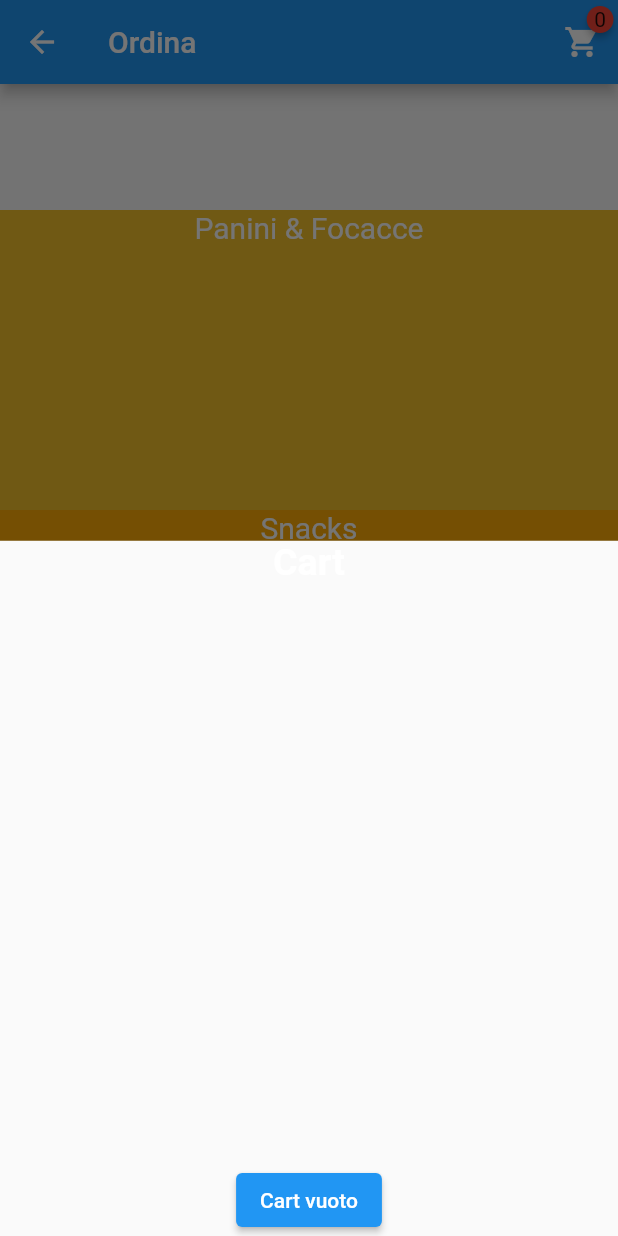
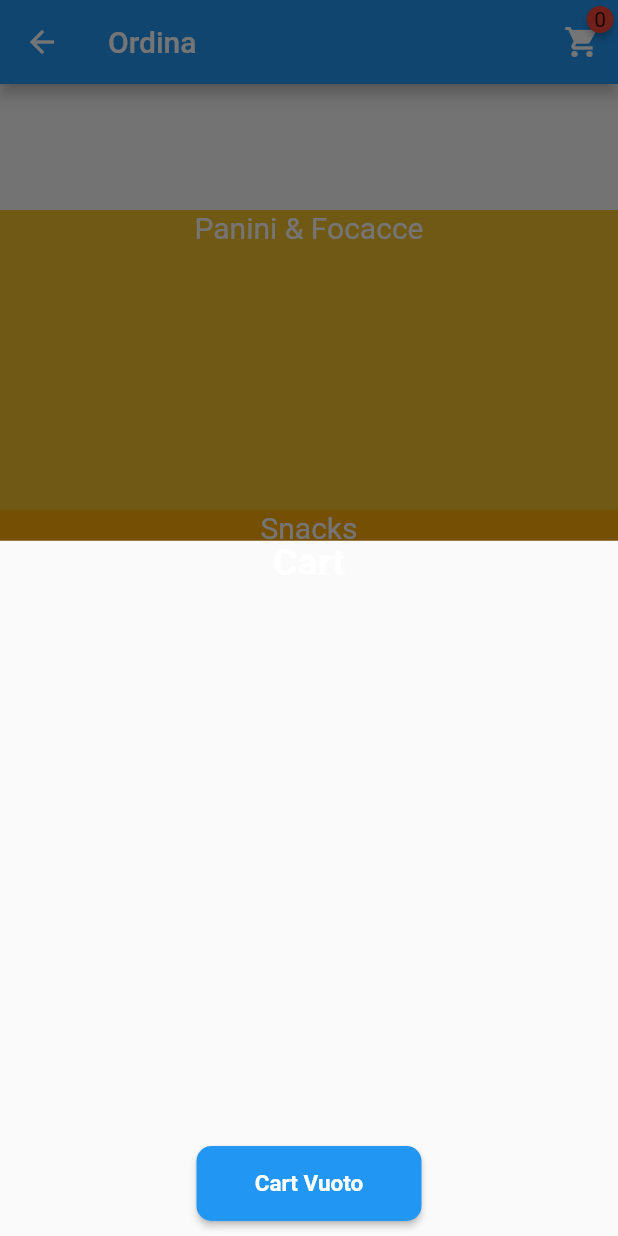
Before and after one commit to thet3o/JustItis, a Flutter app: the MenuScreen screen opened directly, after a tap on the "shopping cart" icon, on a phone screen of 412 x 824 dp. Run offline on Flutter 3.47's test engine with Material 2 defaults, Android fonts, the light colour scheme and no system bars; drawn by our look-alikes of badges; our stand-ins replace barcode_widget, flutter_advanced_drawer, flutter_native_splash, flutter_slidable, google_sign_in; missing offline and left inert: dart:html; network calls fail.

Commit message:
Fixed bugs and formatting

```diff
--- a/lib/cartsheet.dart
+++ b/lib/cartsheet.dart
@@ -44,13 +44,30 @@ class CartSheetState extends State<CartSheet>{
                   child: ListTile(
                     title: Text(Cart.storedCartItems[index].group[0].item.nome!),
                     subtitle: Text(subtitleGenerator(Cart.storedCartItems[index].group)),
+                    trailing: Text('€${totalItemCost(Cart.storedCartItems[index].group).toString()}'),
                   ),
                 )
               );
             },
           ),
         ),
-        ElevatedButton(onPressed: (){}, child: (Cart.storedCartItems.isNotEmpty) ? const Text('Ordina'): const Text('Cart vuoto'))
+        Container(
+          margin: const EdgeInsets.all(10),
+          child: ElevatedButton(
+            style: ElevatedButton.styleFrom(
+              fixedSize: const Size(150, 50),
+              shape: RoundedRectangleBorder(borderRadius: BorderRadius.circular(10.0))
+            ),
+            onPressed: (){},
+            child: DefaultTextStyle(
+              style: const TextStyle(
+                fontWeight: FontWeight.bold,
+                fontSize: 15
+              ),
+              child: (Cart.storedCartItems.isNotEmpty) ? const Text('Ordina') : const Text('Cart Vuoto'),
+            )
+          ),
+        )
       ],
     );
   }
@@ -62,4 +79,12 @@ class CartSheetState extends State<CartSheet>{
     }
     return sub;
   }
+
+  double totalItemCost(List<CartItemGroupElement> list){
+    double totalCost = 0.0;
+    for(int i = 0; i < list.length; i++){
+      totalCost += list[i].item.prezzo!;
+    }
+    return totalCost;
+  }
 }
--- a/lib/main.dart
+++ b/lib/main.dart
@@ -16,7 +16,7 @@ class MainApp extends StatelessWidget {
   Widget build(BuildContext context) {
     FlutterNativeSplash.remove();
     return MaterialApp(
-      home: checkIfMobile() ? HomeScreen() : UserAlertScreen(),
+      home: checkIfMobile() ? const HomeScreen() : const UserAlertScreen(),
     );
   }
 }
--- a/lib/menu.dart
+++ b/lib/menu.dart
@@ -1,5 +1,4 @@
 import 'package:flutter/material.dart';
-import 'package:fluttertoast/fluttertoast.dart';
 import 'package:justitis/cartsheet.dart';
 import 'package:justitis/customizer.dart';
 import 'package:justitis/models.dart';
@@ -33,6 +32,7 @@ class MenuScreenState extends State<MenuScreen>{
 
   @override
   void initState(){
+    Cart.storedCartItems = [];
     getIngredients();
     super.initState();
   }
@@ -89,6 +89,7 @@ class MenuScreenState extends State<MenuScreen>{
                               itemsInCart = Cart.storedCartItems.length;
                             }));
                           },
+                          trailing: Text('€${paniniFocaccie[index].prezzo!.toString()}'),
                         ),
                       );
                     },
@@ -121,6 +122,7 @@ class MenuScreenState extends State<MenuScreen>{
                               itemsInCart = Cart.storedCartItems.length;
                             });
                           },
+                          trailing: Text('€${snacks[index].prezzo!.toString()}'),
                         ),
                       );
                     },
@@ -153,7 +155,7 @@ class MenuScreenState extends State<MenuScreen>{
                               itemsInCart = Cart.storedCartItems.length;
                             });
                           },
-                          trailing: Text(drinks[index].prezzo!.toString()),
+                          trailing: Text('€${drinks[index].prezzo!.toString()}'),
                         ),
                       );
                     },
--- a/lib/useralertscreen.dart
+++ b/lib/useralertscreen.dart
@@ -29,16 +29,16 @@ class UserAlertScreenState extends State<UserAlertScreen>{
                       border: Border.all(color: Colors.white, width: 10),
                       borderRadius: const BorderRadius.all(Radius.circular(20))
                     ),
-                    child: Center(
+                    child: const Center(
                       child: DefaultTextStyle(
-                        style: const TextStyle(
+                        style: TextStyle(
                           fontSize: 30,
                           fontWeight: FontWeight.bold,
                           color: Colors.white70
                         ),
                         child: Column(
                           mainAxisAlignment: MainAxisAlignment.center,
-                          children: const [
+                          children: [
                             Icon(Icons.warning_amber_rounded, color: Colors.amberAccent, size: 100,),
                             Text('Dispositivo attualmente non supportato'),
                             Text('In arrivo con prossimi updates', style: TextStyle(fontSize: 15),),
--- a/pubspec.yaml
+++ b/pubspec.yaml
@@ -19,7 +19,6 @@ dependencies:
   http: ^0.13.6
   pwa_install: ^0.0.5
   scroll_snap_list: ^0.9.1
-  fluttertoast: ^8.2.1
   flutter_slidable: ^3.0.0
 
 dev_dependencies:
```
Also changed, not shown: lib/homescreen.dart (+5 -3 lines), pubspec.lock, 5 other files.
